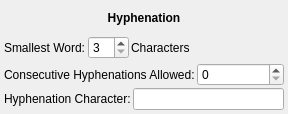
This is scribus/ui/propertywidget_hyphenationbase.ui in nitramr/scribus as Qt 5 draws it before an edit. The edited form follows.
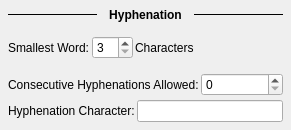
This is the edited form.

```diff
--- a/scribus/ui/propertywidget_hyphenationbase.ui
+++ b/scribus/ui/propertywidget_hyphenationbase.ui
@@ -6,8 +6,8 @@
    <rect>
     <x>0</x>
     <y>0</y>
-    <width>288</width>
-    <height>114</height>
+    <width>291</width>
+    <height>130</height>
    </rect>
   </property>
   <property name="sizePolicy">
@@ -33,20 +33,32 @@
   </property>
   <layout class="QVBoxLayout" name="verticalLayout">
    <property name="spacing">
-    <number>2</number>
+    <number>4</number>
    </property>
    <property name="leftMargin">
-    <number>4</number>
+    <number>8</number>
    </property>
    <property name="topMargin">
-    <number>4</number>
+    <number>8</number>
    </property>
    <property name="rightMargin">
-    <number>4</number>
+    <number>8</number>
    </property>
    <property name="bottomMargin">
-    <number>4</number>
+    <number>8</number>
    </property>
+   <item>
+    <layout class="QHBoxLayout" name="horizontalLayout_4">
+     <item>
+      <widget class="Line" name="line">
+       <property name="frameShadow">
+        <enum>QFrame::Plain</enum>
+       </property>
+       <property name="orientation">
+        <enum>Qt::Horizontal</enum>
+       </property>
+      </widget>
+     </item>
    <item>
     <widget class="QLabel" name="label_5">
      <property name="font">
@@ -62,6 +74,18 @@
       <set>Qt::AlignCenter</set>
      </property>
     </widget>
+     </item>
+     <item>
+      <widget class="Line" name="line_2">
+       <property name="frameShadow">
+        <enum>QFrame::Plain</enum>
+       </property>
+       <property name="orientation">
+        <enum>Qt::Horizontal</enum>
+       </property>
+      </widget>
+     </item>
+    </layout>
    </item>
    <item>
     <layout class="QHBoxLayout" name="horizontalLayout">
```
Lines whose indentation alone changed are shown as unchanged.
